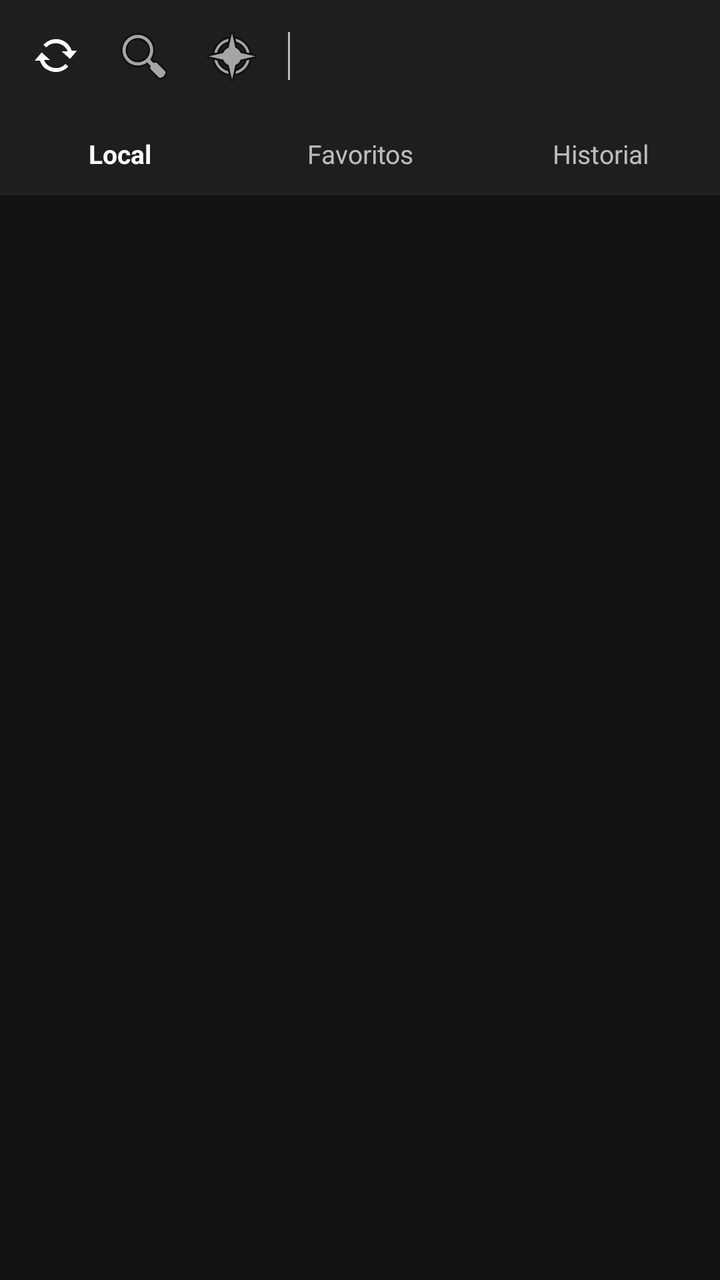
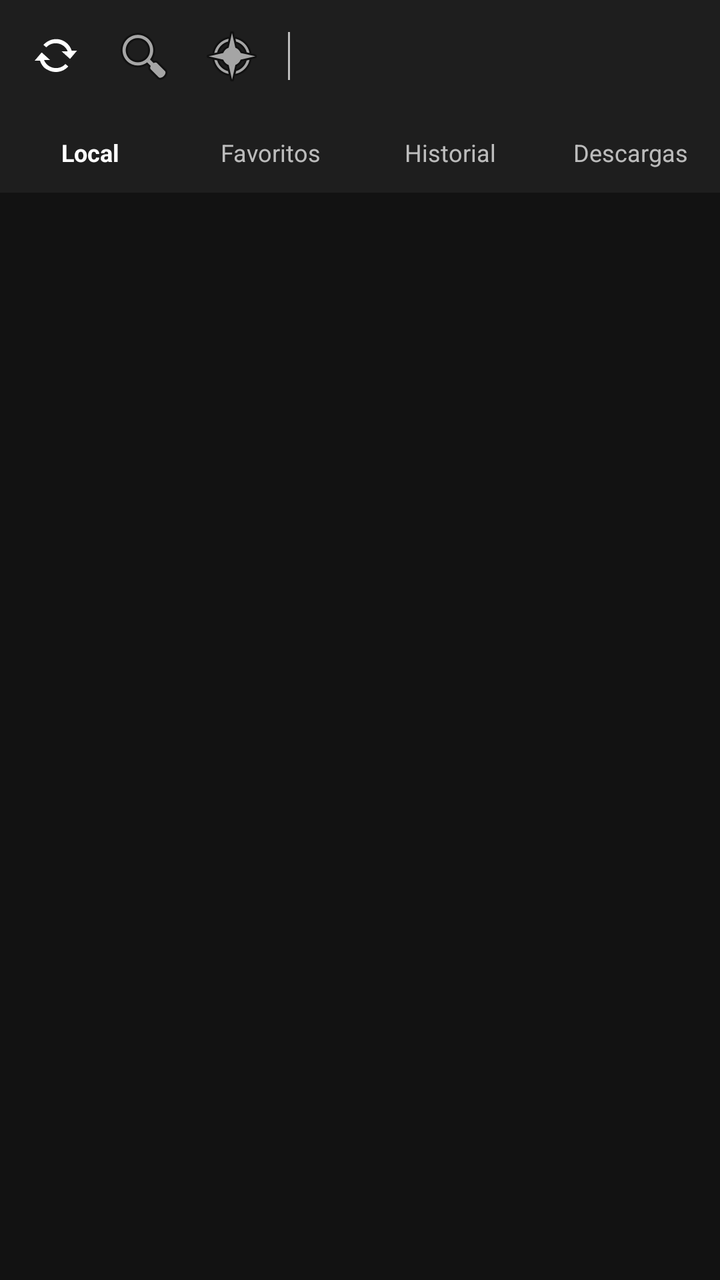

Before-and-after screenshots of an Android layout around one commit, followed by the original layout XML and the change that was made.
<!-- AndroidManifest.xml: application theme Theme.MangaReader -->
<!-- res/layout/activity_library.xml -->
<?xml version="1.0" encoding="utf-8"?>
<LinearLayout xmlns:android="http://schemas.android.com/apk/res/android"
    android:layout_width="match_parent"
    android:layout_height="match_parent"
    android:orientation="vertical"
    android:focusableInTouchMode="true"
    android:focusable="true"
    android:background="@color/dark_bg">

    <LinearLayout
        android:layout_width="match_parent"
        android:layout_height="wrap_content"
        android:orientation="horizontal"
        android:padding="8dp"
        android:background="@color/dark_surface"
        android:gravity="center_vertical">

        <ImageButton
            android:id="@+id/btnRefresh"
            android:layout_width="40dp"
            android:layout_height="40dp"
            android:background="?attr/selectableItemBackgroundBorderless"
            android:src="@android:drawable/stat_notify_sync"
            android:contentDescription="Actualizar" />

        <ImageButton
            android:id="@+id/btnSearchToggle"
            android:layout_width="40dp"
            android:layout_height="40dp"
            android:background="?attr/selectableItemBackgroundBorderless"
            android:src="@android:drawable/ic_menu_search"
            android:contentDescription="Buscar"
            android:layout_marginStart="4dp" />

        <ImageButton
            android:id="@+id/btnBrowseOnline"
            android:layout_width="40dp"
            android:layout_height="40dp"
            android:background="?attr/selectableItemBackgroundBorderless"
            android:src="@android:drawable/ic_menu_compass"
            android:contentDescription="Explorar online"
            android:layout_marginStart="4dp" />

        <LinearLayout
            android:id="@+id/searchContainer"
            android:layout_width="0dp"
            android:layout_height="wrap_content"
            android:layout_weight="1"
            android:orientation="horizontal"
            android:visibility="gone"
            android:layout_marginStart="8dp"
            android:background="#FF303030"
            android:paddingStart="8dp"
            android:paddingEnd="8dp">

            <EditText
                android:id="@+id/searchBox"
                android:layout_width="0dp"
                android:layout_height="40dp"
                android:layout_weight="1"
                android:background="@android:color/transparent"
                android:hint="@string/search_hint"
                android:textColorHint="@color/text_secondary"
                android:textColor="@color/text_primary"
                android:textSize="14sp"
                android:singleLine="true"
                android:imeOptions="actionSearch"
                android:inputType="text" />

            <ImageButton
                android:id="@+id/btnClearSearch"
                android:layout_width="32dp"
                android:layout_height="32dp"
                android:layout_gravity="center_vertical"
                android:background="?attr/selectableItemBackgroundBorderless"
                android:src="@android:drawable/ic_menu_close_clear_cancel"
                android:contentDescription="Limpiar" />
        </LinearLayout>

        <View
            android:layout_width="1dp"
            android:layout_height="24dp"
            android:background="@color/text_secondary"
            android:layout_marginStart="8dp"
            android:layout_marginEnd="8dp" />

        <Spinner
            android:id="@+id/sortSpinner"
            android:layout_width="wrap_content"
            android:layout_height="40dp"
            android:background="@android:color/transparent" />
    </LinearLayout>

    <LinearLayout
        android:id="@+id/tabBar"
        android:layout_width="match_parent"
        android:layout_height="wrap_content"
        android:orientation="horizontal"
        android:background="@color/dark_surface"
        android:paddingTop="2dp"
        android:paddingBottom="2dp">

        <TextView
            android:id="@+id/tabLocal"
            android:layout_width="0dp"
            android:layout_height="wrap_content"
            android:layout_weight="1"
            android:gravity="center"
            android:padding="10dp"
            android:text="Local"
            android:textColor="@color/text_primary"
            android:textSize="13sp"
            android:textStyle="bold" />

        <TextView
            android:id="@+id/tabFavorites"
            android:layout_width="0dp"
            android:layout_height="wrap_content"
            android:layout_weight="1"
            android:gravity="center"
            android:padding="10dp"
            android:text="Favoritos"
            android:textColor="@color/text_secondary"
            android:textSize="13sp" />

        <TextView
            android:id="@+id/tabHistory"
            android:layout_width="0dp"
            android:layout_height="wrap_content"
            android:layout_weight="1"
            android:gravity="center"
            android:padding="10dp"
            android:text="Historial"
            android:textColor="@color/text_secondary"
            android:textSize="13sp" />

    </LinearLayout>

    <FrameLayout
        android:layout_width="match_parent"
        android:layout_height="match_parent">

        <androidx.recyclerview.widget.RecyclerView
            android:id="@+id/recycler"
            android:layout_width="match_parent"
            android:layout_height="match_parent"
            android:padding="8dp"
            android:clipToPadding="false" />

        <ProgressBar
            android:id="@+id/progressBar"
            android:layout_width="wrap_content"
            android:layout_height="wrap_content"
            android:layout_gravity="center"
            android:visibility="gone" />

        <TextView
            android:id="@+id/emptyText"
            android:layout_width="wrap_content"
            android:layout_height="wrap_content"
            android:layout_gravity="center"
            android:textColor="@color/text_secondary"
            android:padding="24dp"
            android:gravity="center"
            android:visibility="gone" />

    </FrameLayout>

    <include android:id="@+id/bottomNav" layout="@layout/view_bottom_nav" />

</LinearLayout>
<!-- res/layout/view_bottom_nav.xml (included above) -->
<?xml version="1.0" encoding="utf-8"?>
<com.google.android.material.bottomnavigation.BottomNavigationView
    xmlns:android="http://schemas.android.com/apk/res/android"
    xmlns:app="http://schemas.android.com/apk/res-auto"
    android:id="@+id/bottomNav"
    android:layout_width="match_parent"
    android:layout_height="wrap_content"
    android:background="@color/dark_surface"
    app:menu="@menu/bottom_nav_menu"
    app:itemIconTint="@color/text_secondary"
    app:itemTextColor="@color/text_secondary"
    app:itemBackground="@color/dark_surface"
    app:labelVisibilityMode="labeled" />
<!-- resources referenced by this layout -->
<resources>
  <color name="dark_bg">#FF121212</color>
  <color name="dark_surface">#FF1E1E1E</color>
  <color name="text_primary">#FFFFFFFF</color>
  <color name="text_secondary">#B3FFFFFF</color>
  <string name="search_hint">Buscar manga…</string>
  <style name="Theme.MangaReader" parent="Theme.MaterialComponents.DayNight.NoActionBar">
          <item name="android:windowBackground">@color/dark_bg</item>
          <item name="colorPrimary">@color/dark_surface</item>
          <item name="colorPrimaryDark">@color/black</item>
          <item name="colorAccent">@color/accent</item>
          <item name="android:textColorPrimary">@color/text_primary</item>
          <item name="android:textColorSecondary">@color/text_secondary</item>
          <item name="android:alertDialogTheme">@style/DialogTheme.MangaReader</item>
      </style>
  <color name="black">#FF000000</color>
  <color name="accent">#FF4FC3F7</color>
  <style name="DialogTheme.MangaReader" parent="Theme.MaterialComponents.Dialog.Alert">
          <item name="android:windowBackground">@color/dark_surface</item>
          <item name="colorPrimary">@color/accent</item>
          <item name="android:textColorPrimary">@color/text_primary</item>
          <item name="android:textColorSecondary">@color/text_secondary</item>
          <item name="android:textColorHint">@color/text_secondary</item>
      </style>
</resources>

<!-- the commit's change to res/layout/activity_library.xml (unified diff, before → after) -->
@@ -109,7 +109,7 @@
             android:padding="10dp"
             android:text="Local"
             android:textColor="@color/text_primary"
-            android:textSize="13sp"
+            android:textSize="12sp"
             android:textStyle="bold" />
 
         <TextView
@@ -121,7 +121,7 @@
             android:padding="10dp"
             android:text="Favoritos"
             android:textColor="@color/text_secondary"
-            android:textSize="13sp" />
+            android:textSize="12sp" />
 
         <TextView
             android:id="@+id/tabHistory"
@@ -132,7 +132,18 @@
             android:padding="10dp"
             android:text="Historial"
             android:textColor="@color/text_secondary"
-            android:textSize="13sp" />
+            android:textSize="12sp" />
+
+        <TextView
+            android:id="@+id/tabDownloads"
+            android:layout_width="0dp"
+            android:layout_height="wrap_content"
+            android:layout_weight="1"
+            android:gravity="center"
+            android:padding="10dp"
+            android:text="Descargas"
+            android:textColor="@color/text_secondary"
+            android:textSize="12sp" />
 
     </LinearLayout>
 
